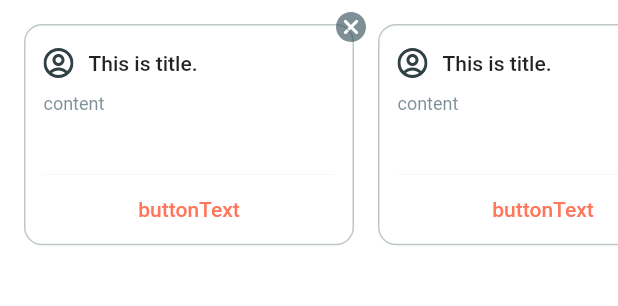
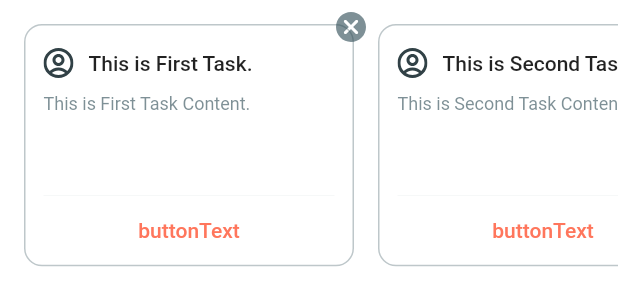
Before and after one commit to blelalr/flutter_sample, a Flutter app: the BuildProfileTaskView widget shown alone on an empty page, opened directly, on a phone screen of 412 x 824 dp. Shown: the top 306 px of the screen. Run offline on Flutter 3.47's test engine with Material 2 defaults, Android fonts, the phone set to English and light mode, and no system bars; our stand-ins replace bloc, dio, equatable, flutter_bloc, flutter_svg, google_maps_flutter and 2 more; accounts and stored records are empty; network calls fail.

```diff
--- a/lib/bloc/complete_profile/complete_profile_cubit.dart
+++ b/lib/bloc/complete_profile/complete_profile_cubit.dart
@@ -22,18 +22,33 @@ class ProfileTaskCubit extends Cubit<ProfileTaskState> {
   }
 
   List<ProfileTaskModel> getFakeData() => [
-        ProfileTaskModel('0', 'assets/icon/icon_profile.svg', 'This is title.',
-            'content', 'buttonText', false),
-        ProfileTaskModel('1', 'assets/icon/icon_profile.svg', 'This is title.',
-            'content', 'buttonText', false),
+        ProfileTaskModel(
+            '0',
+            'assets/icon/icon_profile.svg',
+            'This is First Task.',
+            'This is First Task Content.',
+            'buttonText',
+            false),
+        ProfileTaskModel(
+            '1',
+            'assets/icon/icon_profile.svg',
+            'This is Second Task.',
+            'This is Second Task Content.',
+            'buttonText',
+            false),
         ProfileTaskModel(
             '2',
             'assets/icon/icon_profile.svg',
-            'This is title.',
-            'this is content this is content\nthis is content this is content\nthis is content this is content',
+            'This is Third Task.',
+            'This is Third content This is Third content \nThis is Third content This is Third content',
             'buttonText',
             false),
-        ProfileTaskModel('3', 'assets/icon/icon_profile.svg', 'This is title.',
-            'content', 'buttonText', false)
+        ProfileTaskModel(
+            '3',
+            'assets/icon/icon_profile.svg',
+            'This is fourth Task.',
+            'This is fourth content',
+            'buttonText',
+            false)
       ];
 }
--- a/lib/page/theme_sample/theme_sample.dart
+++ b/lib/page/theme_sample/theme_sample.dart
@@ -82,8 +82,7 @@ class ThemeSample extends StatelessWidget {
             SliverToBoxAdapter(
               child: Column(
                 children: [
-                  Container(height: 200, color: Colors.green),
-                  Container(height: 200, color: Colors.pink),
+                  Container(height: 100, color: Theme.of(context).primaryColor),
                 ],
               ),
             ),
@@ -538,10 +537,9 @@ class ProfileTaskFrame extends StatelessWidget {
   }
 }
 
-class CompleteProfileItem extends StatelessWidget {
+class ProfileTaskItem extends StatelessWidget {
   final ProfileTaskModel profileTaskModel;
-  const CompleteProfileItem(this.profileTaskModel, {Key? key})
-      : super(key: key);
+  const ProfileTaskItem(this.profileTaskModel, {Key? key}) : super(key: key);
   @override
   Widget build(BuildContext context) {
     return Stack(
@@ -647,7 +645,7 @@ class BuildProfileTaskView extends StatelessWidget {
                 children: List.generate(
                     updateProfileTask(state).length,
                     (index) =>
-                        CompleteProfileItem(updateProfileTask(state)[index])),
+                        ProfileTaskItem(updateProfileTask(state)[index])),
               );
             },
           ),
```
